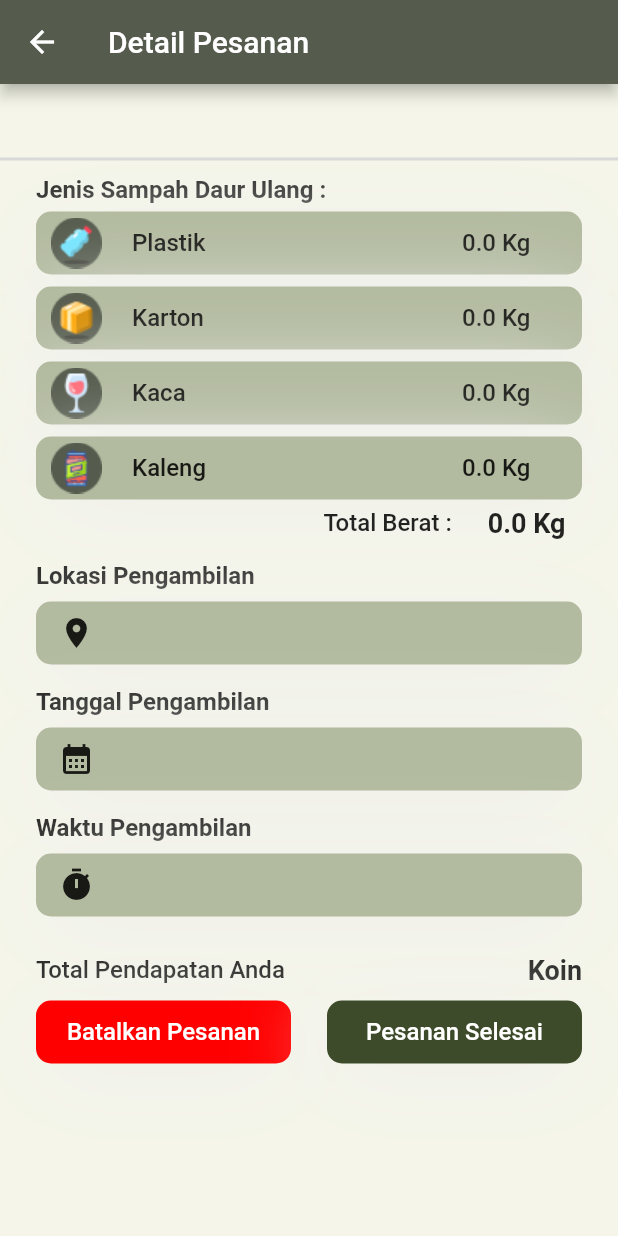
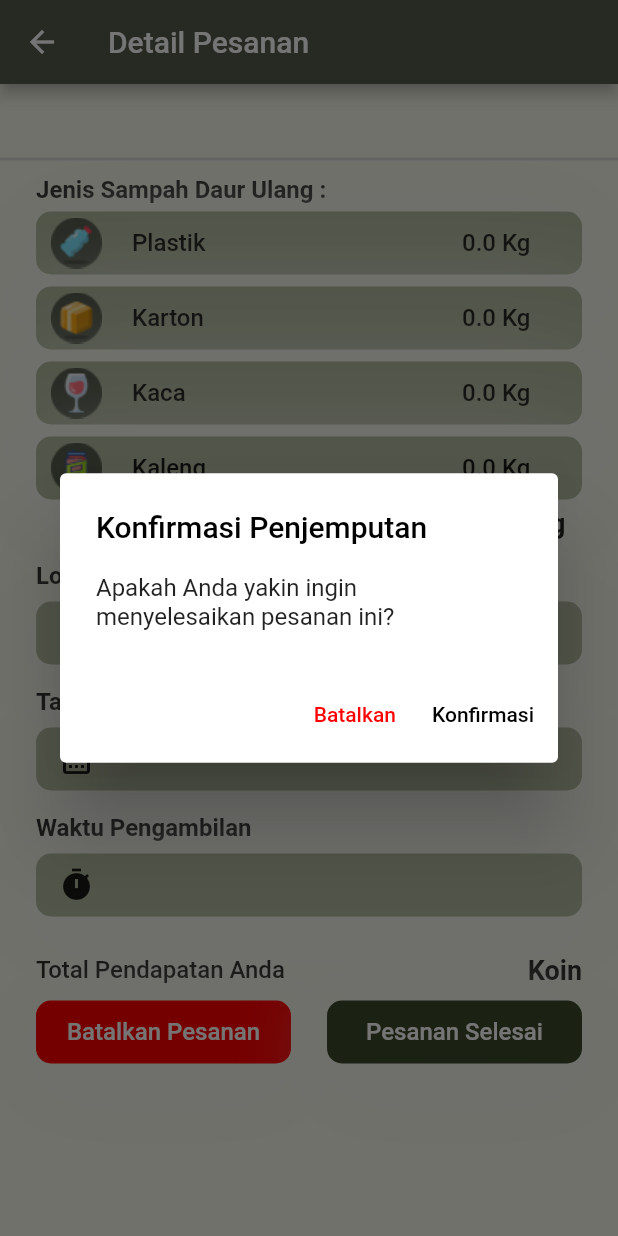
Before and after one commit to finnchristoffer/JemputAh-App-Driver, a Flutter app: the DetailPenjemputanScreen screen opened directly with empty values, after a tap on "Pesanan Selesai", on a phone screen of 412 x 824 dp. Run offline on Flutter 3.47's test engine with Material 2 defaults, Android fonts, the phone set to English and light mode, and no system bars; our stand-ins replace carousel_slider, cloud_firestore, firebase_auth, firebase_core; missing offline and left inert: dart:ffi; accounts and stored records are empty; Roboto replaces fonts that are missing (Poppins).

Commit message:
update model, fetch and detail pesanan with add DLAlert

```diff
--- a/lib/API/FetchDataJemput.dart
+++ b/lib/API/FetchDataJemput.dart
@@ -9,7 +9,7 @@ class FetchDataJemput {
     var query = await FirebaseFirestore.instance
         .collection("jemput")
         .where("id_driver", isEqualTo: id)
-        .where("done", isEqualTo: true)
+        .where("ongoing", isEqualTo: false)
         .get();
     List<DocumentSnapshot> documents = query.docs;
     for (DocumentSnapshot snapshot in documents) {
@@ -25,7 +25,7 @@ class FetchDataJemput {
     var query = await FirebaseFirestore.instance
         .collection("jemput")
         .where("id_driver", isEqualTo: id)
-        .where("done", isEqualTo: false)
+        .where("ongoing", isEqualTo: true)
         .get();
     List<DocumentSnapshot> documents = query.docs;
     for (DocumentSnapshot snapshot in documents) {
--- a/lib/models/jemput.dart
+++ b/lib/models/jemput.dart
@@ -12,8 +12,9 @@ class Jemput {
       "total_koin_driver": snapshot["total_koin_driver"],
       "total_koin_user": snapshot["total_koin_user"],
       "date": snapshot["date"],
-      "done": snapshot["done"],
+      "ongoing": snapshot["ongoing"],
       "address": snapshot['address'],
+      "is_pickup_done": snapshot['is_pickup_done'],
     };
     return data;
   }
--- a/lib/screens/detail_penjemputan_screen.dart
+++ b/lib/screens/detail_penjemputan_screen.dart
@@ -1,5 +1,8 @@
+import 'dart:ffi';
+
 import 'package:flutter/material.dart';
 import 'package:jemputah_app_driver/API/FetchData.dart';
+import 'package:jemputah_app_driver/components/dl_alert.dart';
 import 'package:jemputah_app_driver/constants/color.dart';
 import 'package:jemputah_app_driver/constants/icons.dart';
 import 'package:jemputah_app_driver/constants/variable.dart';
@@ -50,6 +53,8 @@ class InitState extends State<DetailPenjemputanScreen> {
   String _idSampah = '';
   String _idUser = '';
 
+  bool _pickUpDone = false;
+
   TimeCodeConverter timeCodeConverter = TimeCodeConverter();
 
   void setJemput() {
@@ -66,6 +71,7 @@ class InitState extends State<DetailPenjemputanScreen> {
         _timeCode = value['time_code'];
         _waktuPenjemputan =
             timeCodeConverter.timeCodeConverter(value['time_code']);
+        _pickUpDone = value['is_pickup_done'];
         setSampah();
         setUser();
         setDriver();
@@ -111,13 +117,15 @@ class InitState extends State<DetailPenjemputanScreen> {
 
   void setDone() {
     final jemput = <String, dynamic>{
-      "done": true,
+      "is_pickup_done": true,
+      "ongoing": false,
     };
     db.collection('jemput').doc(idJemput).update(jemput);
     final updateDriver = <String, dynamic>{
       "jml_koin_driver": _koinDriver + _totalPendapatanDriver,
       "jml_jemput": _jemputDriver + 1,
       "jml_berat": _beratDriver + _totalBerat,
+      "is_pickup_done": true,
     };
     db.collection('driver').doc(uid).update(updateDriver);
     final updateUser = <String, dynamic>{
@@ -126,6 +134,12 @@ class InitState extends State<DetailPenjemputanScreen> {
       "jml_berat": _beratUser + _totalBerat,
     };
     db.collection('user').doc(_idUser).update(updateUser);
+    db.collection('driver').doc(uid).update({'slot_$_timeCode': ''});
+  }
+
+  void setCancel() {
+    db.collection('jemput').doc(idJemput).update({'is_pickup_done': false});
+    db.collection('jemput').doc(idJemput).update({'ongoing': false});
     db.collection('driver').doc(uid).update({'slot_$_timeCode': ''});
   }
 
@@ -507,7 +521,22 @@ class InitState extends State<DetailPenjemputanScreen> {
               children: [
                 GestureDetector(
                   onTap: () => {
-                    //buat cancel pesanan nanti ditaro disini
+                    DLAlert(
+                      cancelTitle: 'Batalkan',
+                      alertTitle: 'Konfirmasi Pembatalan',
+                      alertDetailMessage:
+                          'Apakah Anda yakin ingin membatalkan pesanan ini?',
+                      alertActionTitles: ['Konfirmasi'],
+                      onAlertAction: (index) {
+                        if (index == 0) {
+                          setCancel();
+                          Navigator.pushReplacement(
+                              context,
+                              MaterialPageRoute(
+                                  builder: (context) => const BaseScreen()));
+                        }
+                      },
+                    ).show(context),
                   },
                   child: Container(
                     margin: const EdgeInsets.only(top: 10, bottom: 30),
@@ -532,27 +561,22 @@ class InitState extends State<DetailPenjemputanScreen> {
                 ),
                 GestureDetector(
                   onTap: () => {
-                    setDone(),
-                    Navigator.pushReplacement(
-                        context,
-                        MaterialPageRoute(
-                            builder: (context) => const BaseScreen())),
-                    showDialog(
-                        context: context,
-                        builder: (context) {
-                          return AlertDialog(
-                            title: const Text(
-                              "Berhasil",
-                              textAlign: TextAlign.center,
-                              style: TextStyle(color: Colors.black),
-                            ),
-                            backgroundColor: AppColors.secondaryBorder,
-                            content: const Text(
-                              "Pesanan sudah diselesaikan.",
-                              textAlign: TextAlign.center,
-                            ),
-                          );
-                        }),
+                    DLAlert(
+                      cancelTitle: 'Batalkan',
+                      alertTitle: 'Konfirmasi Penjemputan',
+                      alertDetailMessage:
+                          'Apakah Anda yakin ingin menyelesaikan pesanan ini?',
+                      alertActionTitles: ['Konfirmasi'],
+                      onAlertAction: (index) {
+                        if (index == 0) {
+                          setDone();
+                          Navigator.pushReplacement(
+                              context,
+                              MaterialPageRoute(
+                                  builder: (context) => const BaseScreen()));
+                        }
+                      },
+                    ).show(context),
                   },
                   child: Container(
                     margin: const EdgeInsets.only(top: 10, bottom: 30),
```
Also changed, not shown: pubspec.lock, 1 other file.
